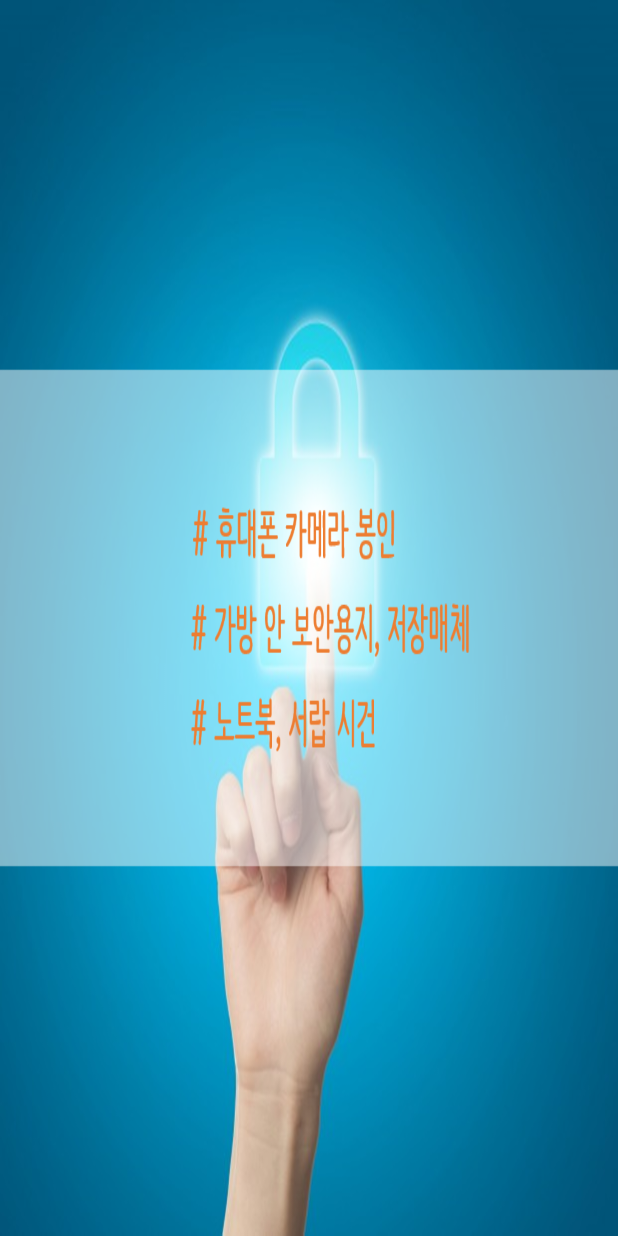
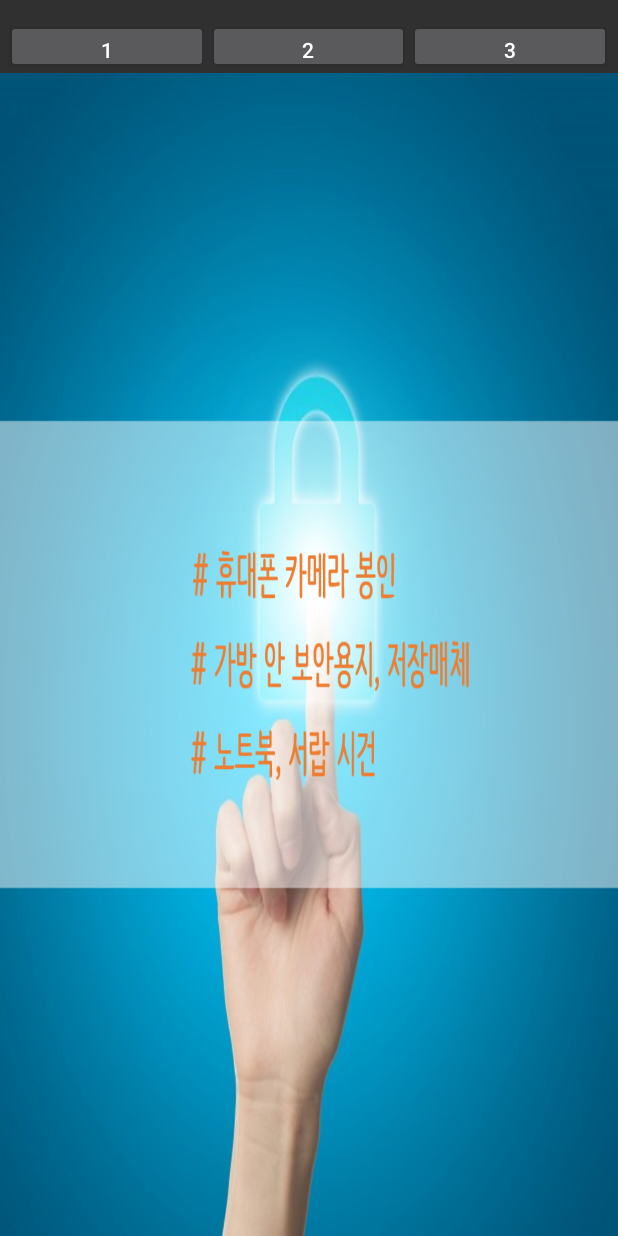
Before and after one commit to jenyo0/securityAlarm, an Android app: the screen it shows after launch (MainActivity), on a phone screen of 412 x 824 dp. Run offline under Robolectric (Android 15) with nearby library versions, the phone set to English and light mode, and no system bars.

Commit message:
이미지버튼 추가

```diff
--- a/src/main/java/samsungkh/com/kh_alarm/BroadCaseD.java
+++ b/src/main/java/samsungkh/com/kh_alarm/BroadCaseD.java
@@ -28,6 +28,8 @@ public class BroadCaseD extends WakefulBroadcastReceiver {
 
         Calendar cal = Calendar.getInstance();
         int num = cal.get(Calendar.DAY_OF_WEEK);
+
+        context.startService(new Intent(context, MainActivity.class));
 
         if(num >= 2 && num <= 6){
             //요일별 이미지 선택
--- a/src/main/java/samsungkh/com/kh_alarm/MainActivity.java
+++ b/src/main/java/samsungkh/com/kh_alarm/MainActivity.java
@@ -11,10 +11,15 @@ import android.os.Build;
 import android.os.Bundle;
 import android.support.v7.app.AppCompatActivity;
 import android.util.Log;
+import android.view.View;
+import android.widget.Button;
 import android.widget.ImageView;
 
-public class MainActivity extends AppCompatActivity {
+public class MainActivity extends AppCompatActivity implements View.OnClickListener{
 
+    Button btn1;
+    Button btn2;
+    Button btn3;
     DevicePolicyManager deviceMgr;
     ComponentName comp;
     ImageView imgView;
@@ -30,9 +35,16 @@ public class MainActivity extends AppCompatActivity {
 
         setContentView(R.layout.activity_main);
         Log.d("jojo", "onCreate");
-
        imgView = (ImageView) findViewById(R.id.main_img);
        imgView.setBackgroundResource(R.drawable.sec_1);
+
+       btn1 = (Button)findViewById(R.id.key_1);
+       btn2 = (Button)findViewById(R.id.key_2);
+       btn3 = (Button)findViewById(R.id.key_3);
+       btn1.setOnClickListener(this);
+       btn2.setOnClickListener(this);
+       btn3.setOnClickListener(this);
+
 
         if (!deviceMgr.isAdminActive(comp)) {
             Log.d("jojo", "Main :admin is false");
@@ -72,7 +84,7 @@ public class MainActivity extends AppCompatActivity {
 
         Log.d("jojo", "setAlarm1");
         AlarmManagerUtil alarmManagerUtil = new AlarmManagerUtil(this);
-        AlarmManagerUtil.setOnceAlarm(11, 30, pendingIntent);
+        AlarmManagerUtil.setOnceAlarm(11, 10, pendingIntent);
 
     }
 
@@ -90,4 +102,16 @@ public class MainActivity extends AppCompatActivity {
         AlarmManagerUtil.setOnceAlarm(16, 30, pendingIntent);
 
     }
+
+    @Override
+    public void onClick(View view) {
+
+        if(view == btn1){
+            imgView.setBackgroundResource(R.drawable.sec_1);
+        }else if(view == btn2){
+            imgView.setBackgroundResource(R.drawable.sec_2);
+        }else{
+            imgView.setBackgroundResource(R.drawable.sec_3);
+        }
+    }
 }
--- a/src/main/res/layout/activity_main.xml
+++ b/src/main/res/layout/activity_main.xml
@@ -6,8 +6,41 @@
     android:orientation="vertical"
     tools:context=".MainActivity">
 
+    <LinearLayout
+        android:layout_width="match_parent"
+        android:layout_height="35dp"
+        android:layout_marginLeft="4dp"
+        android:layout_marginRight="4dp"
+        android:layout_marginTop="13dp"
+        android:orientation="horizontal">
+
+        <Button
+            android:id="@+id/key_1"
+            android:layout_height="wrap_content"
+            android:layout_width="0dp"
+            android:layout_weight="0.4"
+            android:text="1" />
+
+        <Button
+            android:id="@+id/key_2"
+            android:layout_height="wrap_content"
+            android:layout_width="0dp"
+            android:layout_weight="0.4"
+            android:text="2" />
+
+        <Button
+            android:id="@+id/key_3"
+            android:layout_height="wrap_content"
+            android:layout_width="0dp"
+            android:layout_weight="0.4"
+            android:text="3" />
+        </LinearLayout>
+
     <ImageView
         android:id="@+id/main_img"
         android:layout_width="match_parent"
-        android:layout_height="match_parent" />
+        android:layout_height="wrap_content">
+
+    </ImageView>
+
 </LinearLayout>
```
Also changed, not shown: 1 other file.
